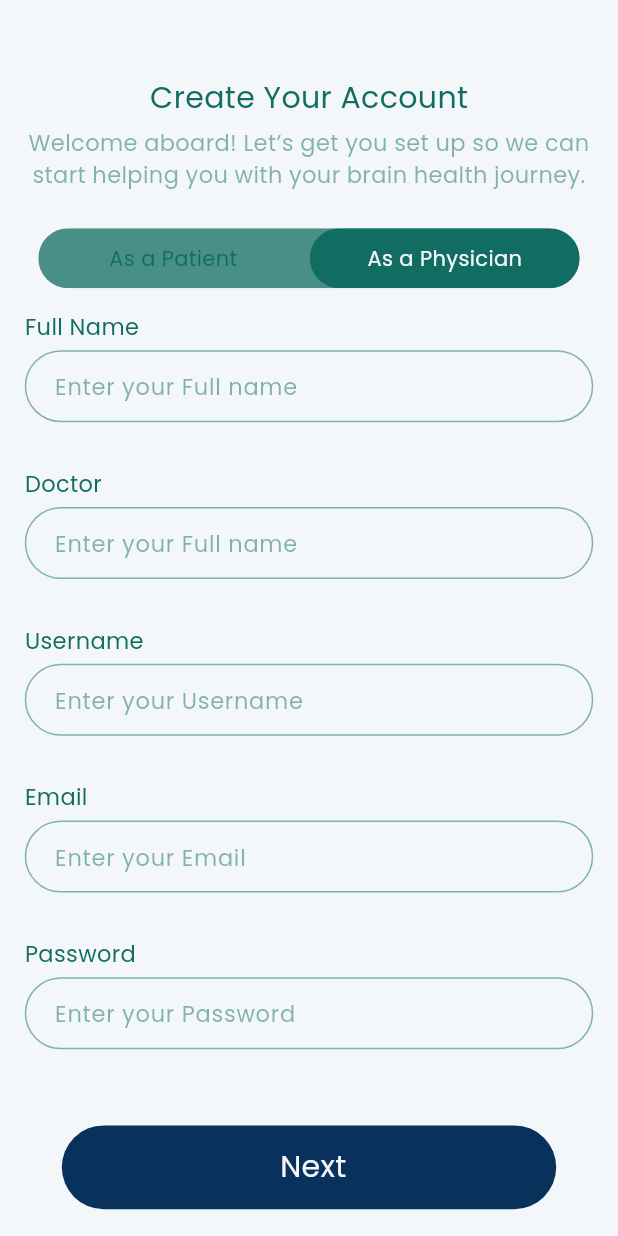
After one commit to 3bdelrahman-ahmed/brain_tumr_detection_app, a Flutter app: the RigesterScreen screen opened by its route, after a tap on "As a Physician", on a phone screen of 412 x 824 dp. The commit adds this screen. Run offline on Flutter 3.47's test engine with Material 3 defaults, Android fonts, the phone set to English and light mode, and no system bars; drawn by our look-alikes of toggle_switch; our stand-ins replace bloc, cached_network_image, flutter_animate, flutter_bloc, flutter_svg, get_it and 1 more.

Commit message:
Finish ui in Register Screen

```diff
--- /dev/null
+++ b/lib/core/components/widgets/custom_text_field.dart
@@ -0,0 +1,61 @@
+import 'package:brain_tumr_detection_app/core/components/widgets/custom_button.dart';
+import 'package:brain_tumr_detection_app/core/utils/extenstions/responsive_design_extenstions.dart';
+import 'package:brain_tumr_detection_app/core/utils/theme/colors/app_colors.dart';
+import 'package:brain_tumr_detection_app/core/utils/theme/text_styles/app_text_styles.dart';
+import 'package:flutter/material.dart';
+
+class CustomTextField extends StatelessWidget {
+  final String hintText;
+  final TextEditingController? controller;
+  final bool obscureText;
+  final TextInputType keyboardType;
+  final IconData? prefixIcon;
+  final IconData? suffixIcon;
+  final VoidCallback? onSuffixTap;
+  final String? Function(String?)? validator;
+  final Function(String)? onChanged;
+
+  const CustomTextField({
+    Key? key,
+    required this.hintText,
+    this.controller,
+    this.obscureText = false,
+    this.keyboardType = TextInputType.text,
+    this.prefixIcon,
+    this.suffixIcon,
+    this.onSuffixTap,
+    this.validator,
+    this.onChanged,
+  }) : super(key: key);
+
+  @override
+  Widget build(BuildContext context) {
+    return TextFormField(
+      controller: controller,
+      obscureText: obscureText,
+      keyboardType: keyboardType,
+      validator: validator,
+      onChanged: onChanged,
+      decoration: InputDecoration(
+        hintText: hintText,
+        hintStyle: AppTextStyles.font15LightGreenW500,
+        prefixIcon: prefixIcon != null ? Icon(prefixIcon) : null,
+        suffixIcon: suffixIcon != null
+            ? GestureDetector(
+          onTap: onSuffixTap,
+          child: Icon(suffixIcon),
+        )
+            : null,
+        enabledBorder: OutlineInputBorder(
+          borderRadius: BorderRadius.circular(30.r),
+          borderSide: BorderSide(color: AppColors.typographyLowOpacity),
+        ),
+        focusedBorder: OutlineInputBorder(
+          borderRadius: BorderRadius.circular(30.r),
+          borderSide: BorderSide(color: AppColors.typographyLowOpacity),
+        ),
+        contentPadding: EdgeInsets.symmetric(horizontal: 16, vertical: 12),
+      ),
+    );
+  }
+}
--- a/lib/core/config/app_routing.dart
+++ b/lib/core/config/app_routing.dart
@@ -1,4 +1,5 @@
 import 'package:brain_tumr_detection_app/features/login/presentation/view/screens/login_screen.dart';
+import 'package:brain_tumr_detection_app/features/register/presentation/view/screens/rigester_screen.dart';
 import 'package:flutter/material.dart';
 import 'package:flutter_animate/flutter_animate.dart';
 import '../../features/onboarding/presentation/view/screens/onboarding_screen.dart';
@@ -8,6 +9,7 @@ class AppRoutes {
   static const String splashScreen = "/splash";
   static const String onBoardingScreen = "/onBoarding";
   static const String loginScreen = "/login";
+  static const String registerScreen = '/rigester';
 }
 class AppRouter {
   static Route<dynamic> animateRouteBuilder(
@@ -36,6 +38,11 @@ class AppRouter {
             const LoginScreen(),
             duration: 300.ms
         );
+      case AppRoutes.registerScreen:
+        return animateRouteBuilder(
+          const RigesterScreen(),
+          duration: 300.ms
+        );
       default:
         return null;
     }
--- /dev/null
+++ b/lib/core/utils/extenstions/validators.dart
@@ -0,0 +1,48 @@
+
+class Validators {
+  Validators._();
+  static String? nameValidate(String? value) {
+    if (value == null || value.isEmpty) {
+      return 'Please enter your name';
+    }
+    return null;
+  }
+  static String? emailValidate(String? value){
+    if (value == null || value.isEmpty) {
+      return 'Please enter an email';
+    }
+    if (!RegExp(r'^[^@]+@[^@]+\.[^@]+').hasMatch(value)) {
+      return 'Please enter a valid email address';
+    }
+    return null;
+  }
+
+  static final RegExp _phoneRegex = RegExp(r'^(01)[0-9]{9}$');
+
+  static String? validatePhone(String? phoneNumber) {
+    if (_phoneRegex.hasMatch(phoneNumber!)) {
+      return null;
+    } else {
+      return 'Invalid Number';
+    }
+  }
+  static String? passwordValidate(String? value) {
+    if (value == null || value.isEmpty) {
+      return 'Please enter a password';
+    }
+    if (value.length < 6) {
+      return 'Password must be at least 6 characters';
+    }
+    return null;
+  }
+
+  static String? confirmPasswordValidate(String? value, String? password) {
+    if (value == null || value.isEmpty) {
+      return 'Please confirm your password';
+    }
+    if (value != password) {
+      return 'Passwords do not match';
+    }
+    return null;
+  }
+}
--- a/lib/core/utils/string/app_string.dart
+++ b/lib/core/utils/string/app_string.dart
@@ -4,6 +4,17 @@ class AppString {
   static const String appName = "NeuroTum AI";
   static const String next = " Next";
   static const String letsStart = "Let’s Start!";
+  static const String createYourAcc = "Create Your Account";
+  static const String welcomeAbroadSentence = "Welcome aboard! Let’s get you "
+      "set up so we can start helping you with your brain health journey.";
+  static const String fullName = "Full Name";
+  static const String enterYourFullName = "Enter your Full name";
+  static const String enterYourUserName = 'Enter your Username';
+  static const String userName = 'Username';
+  static const String email = 'Email';
+  static const String enterYourEmail = 'Enter your Email';
+  static const String password = 'Password';
+  static const String enterYourPassword = 'Enter your Password';
   static const String firstOnBoardingMessage = "Welcome to NeuroTum";
   static const String firstOnBoardingSentence =
       "Hello there! 🌟 You’ve just taken the first step toward understanding your health better."
@@ -31,8 +42,7 @@ class AppString {
       " it’s a great way to get insights and "
       "understand what’s happening. Ready to dive in?";
   static const String fifthOnBoardingMessage = " Privacy First";
-  static const String fifthOnBoardingSentence =
-      "Your privacy matters—always. "
+  static const String fifthOnBoardingSentence = "Your privacy matters—always. "
       "Your data is safe with us, encrypted,"
       " and only shared with your consent."
       " You’re in control, every step of the way.";
--- a/lib/core/utils/theme/colors/app_colors.dart
+++ b/lib/core/utils/theme/colors/app_colors.dart
@@ -10,4 +10,5 @@ class AppColors {
   static const Color navSecondary = Color(0xFF005482);
   static const Color typography = Color(0xFF116D62);
   static const Color smallDetails = Color(0xFF7ED2FF);
+  static Color typographyLowOpacity = Color(0xFF116D62).withOpacity(0.5);
 }
--- a/lib/core/utils/theme/text_styles/app_text_styles.dart
+++ b/lib/core/utils/theme/text_styles/app_text_styles.dart
@@ -13,9 +13,24 @@ class AppTextStyles {
     color: AppColors.typography,
     fontWeight: FontWeight.w400,
   );
+  static  TextStyle font15GreenW500 = const TextStyle(
+    fontSize: 15,
+    color: AppColors.typography,
+    fontWeight: FontWeight.w500,
+  );
   static  TextStyle font20WhiteW500 = const TextStyle(
     fontSize: 20,
     color: AppColors.background,
     fontWeight: FontWeight.w500,
   );
+  static  TextStyle font20GreenW500 = TextStyle(
+    fontSize: 20,
+    color: AppColors.typography,
+    fontWeight: FontWeight.w500,
+  );
+  static  TextStyle font15LightGreenW500 = TextStyle(
+    fontSize: 15,
+    color: AppColors.typographyLowOpacity,
+    fontWeight: FontWeight.w500,
+  );
 }
--- a/lib/features/onboarding/presentation/view/widgets/onboarding_screen_widget.dart
+++ b/lib/features/onboarding/presentation/view/widgets/onboarding_screen_widget.dart
@@ -96,7 +96,7 @@ class OnboardingScreenWidget extends StatelessWidget {
                     onTap: currentIndex != 5
                         ? cubit.nextScreen : () =>
                         Navigator.pushReplacementNamed(
-                            context, AppRoutes.loginScreen)),
+                            context, AppRoutes.registerScreen)),
                 20.toHeight,
               ],
             ),
--- /dev/null
+++ b/lib/features/register/presentation/view/screens/rigester_screen.dart
@@ -0,0 +1,25 @@
+import 'package:brain_tumr_detection_app/core/services/service_locator/service_locator.dart';
+import 'package:brain_tumr_detection_app/core/utils/theme/colors/app_colors.dart';
+import 'package:brain_tumr_detection_app/features/register/presentation/view/widgets/rigester_screen_widget.dart';
+import 'package:brain_tumr_detection_app/features/register/presentation/viewmodel/rigester_screen_cubit.dart';
+import 'package:flutter/material.dart';
+import 'package:flutter_bloc/flutter_bloc.dart';
+
+class RigesterScreen extends StatelessWidget {
+  const RigesterScreen({Key? key}) : super(key: key);
+
+  @override
+  Widget build(BuildContext context) {
+    return Scaffold(
+      backgroundColor: AppColors.background,
+      body: BlocProvider(
+        create: (context) => getIt<RigesterScreenCubit>(),
+        child: BlocBuilder<RigesterScreenCubit, RigesterScreenState>(
+          builder: (context, state) {
+            return RigesterScreenWidget();
+          },
+        ),
+      ),
+    );
+  }
+}
--- /dev/null
+++ b/lib/features/register/presentation/view/widgets/doctor_form.dart
@@ -0,0 +1,79 @@
+import 'package:brain_tumr_detection_app/core/utils/extenstions/responsive_design_extenstions.dart';
+import 'package:brain_tumr_detection_app/features/register/presentation/viewmodel/rigester_screen_cubit.dart';
+import 'package:flutter/material.dart';
+import 'package:flutter_bloc/flutter_bloc.dart';
+import '../../../../../core/components/widgets/custom_text_field.dart';
+import '../../../../../core/utils/extenstions/validators.dart';
+import '../../../../../core/utils/string/app_string.dart';
+import '../../../../../core/utils/theme/text_styles/app_text_styles.dart';
+
+class DoctorForm extends StatelessWidget {
+  const DoctorForm();
+
+  @override
+  Widget build(BuildContext context) {
+    final cubit = context.read<RigesterScreenCubit>();
+
+    return Form(
+      key: cubit.formKey, // Attach Form Key from Cubit
+      child: Column(
+        children: [
+          _buildInputField(
+            label: AppString.fullName,
+            hintText: AppString.enterYourFullName,
+            controller: cubit.fullNameController,
+            validator: Validators.nameValidate,
+          ),
+          _buildInputField(
+            label: "Doctor",
+            hintText: AppString.enterYourFullName,
+            controller: cubit.fullNameController,
+            validator: Validators.nameValidate,
+          ),
+          _buildInputField(
+            label: AppString.userName,
+            hintText: AppString.enterYourUserName,
+            controller: cubit.userNameController,
+            validator: Validators.nameValidate,
+          ),
+          _buildInputField(
+            label: AppString.email,
+            hintText: AppString.enterYourEmail,
+            controller: cubit.emailController,
+            validator: Validators.emailValidate,
+          ),
+          _buildInputField(
+            label: AppString.password,
+            hintText: AppString.enterYourPassword,
+            controller: cubit.passwordController,
+            validator: Validators.passwordValidate,
+            obscureText: true,
+          ),
+        ],
+      ),
+    );
+  }
+
+  Widget _buildInputField({
+    required String label,
+    required String hintText,
+    TextEditingController? controller,
+    String? Function(String?)? validator,
+    bool obscureText = false,
+  }) {
+    return Column(
+      crossAxisAlignment: CrossAxisAlignment.start,
+      children: [
+        Text(label, style: AppTextStyles.font15GreenW500),
+        5.toHeight,
+        CustomTextField(
+          hintText: hintText,
+          controller: controller,
+          validator: validator,
+          obscureText: obscureText,
+        ),
+        30.toHeight,
+      ],
+    );
+  }
+}
--- /dev/null
+++ b/lib/features/register/presentation/view/widgets/patient_column.dart
@@ -0,0 +1,73 @@
+import 'package:brain_tumr_detection_app/core/utils/extenstions/responsive_design_extenstions.dart';
+import 'package:brain_tumr_detection_app/features/register/presentation/viewmodel/rigester_screen_cubit.dart';
+import 'package:flutter/material.dart';
+import 'package:flutter_bloc/flutter_bloc.dart';
+import '../../../../../core/components/widgets/custom_text_field.dart';
+import '../../../../../core/utils/extenstions/validators.dart';
+import '../../../../../core/utils/string/app_string.dart';
+import '../../../../../core/utils/theme/text_styles/app_text_styles.dart';
+
+class PatientFormFields extends StatelessWidget {
+  const PatientFormFields();
+
+  @override
+  Widget build(BuildContext context) {
+    final cubit = context.read<RigesterScreenCubit>();
+
+    return Form(
+      key: cubit.formKey, // Attach Form Key from Cubit
+      child: Column(
+        children: [
+          _buildInputField(
+            label: AppString.fullName,
+            hintText: AppString.enterYourFullName,
+            controller: cubit.fullNameController,
+            validator: Validators.nameValidate,
+          ),
+          _buildInputField(
+            label: AppString.userName,
+            hintText: AppString.enterYourUserName,
+            controller: cubit.userNameController,
+            validator: Validators.nameValidate,
+          ),
+          _buildInputField(
+            label: AppString.email,
+            hintText: AppString.enterYourEmail,
+            controller: cubit.emailController,
+            validator: Validators.emailValidate,
+          ),
+          _buildInputField(
+            label: AppString.password,
+            hintText: AppString.enterYourPassword,
+            controller: cubit.passwordController,
+            validator: Validators.passwordValidate,
+            obscureText: true,
+          ),
+        ],
+      ),
+    );
+  }
+
+  Widget _buildInputField({
+    required String label,
+    required String hintText,
+    TextEditingController? controller,
+    String? Function(String?)? validator,
+    bool obscureText = false,
+  }) {
+    return Column(
+      crossAxisAlignment: CrossAxisAlignment.start,
+      children: [
+        Text(label, style: AppTextStyles.font15GreenW500),
+        5.toHeight,
+        CustomTextField(
+          hintText: hintText,
+          controller: controller,
+          validator: validator,
+          obscureText: obscureText,
+        ),
+        30.toHeight,
+      ],
+    );
+  }
+}
--- /dev/null
+++ b/lib/features/register/presentation/view/widgets/rigester_screen_widget.dart
@@ -0,0 +1,70 @@
+import 'package:brain_tumr_detection_app/core/components/widgets/custom_button.dart';
+import 'package:brain_tumr_detection_app/core/utils/extenstions/nb_extenstions.dart';
+import 'package:brain_tumr_detection_app/core/utils/extenstions/responsive_design_extenstions.dart';
+import 'package:brain_tumr_detection_app/core/utils/string/app_string.dart';
+import 'package:brain_tumr_detection_app/core/utils/theme/text_styles/app_text_styles.dart';
+import 'package:brain_tumr_detection_app/features/register/presentation/view/widgets/doctor_form.dart';
+import 'package:brain_tumr_detection_app/features/register/presentation/view/widgets/patient_column.dart';
+import 'package:flutter/material.dart';
+import 'package:flutter_bloc/flutter_bloc.dart';
+import 'package:toggle_switch/toggle_switch.dart';
+
+import '../../../../../core/utils/theme/colors/app_colors.dart';
+import '../../viewmodel/rigester_screen_cubit.dart';
+
+class RigesterScreenWidget extends StatelessWidget {
+  const RigesterScreenWidget({Key? key}) : super(key: key);
+
+  @override
+  Widget build(BuildContext context) {
+    final cubit = context.read<RigesterScreenCubit>();
+    return SingleChildScrollView(
+      child: Column(
+        children: [
+          Center(
+            child: Text(AppString.createYourAcc, style: AppTextStyles.font20GreenW500),
+          ),
+          5.toHeight,
+          Center(
+            child: Text(
+              AppString.welcomeAbroadSentence,
+              style: AppTextStyles.font15LightGreenW500,
+              textAlign: TextAlign.center,
+            ),
+          ),
+          25.toHeight,
+          _buildToggleSwitch(cubit),
+          15.toHeight,
+          cubit.currentIndex == 0
+              ? PatientFormFields().paddingSymmetric(horizontal: 15.w)
+              : DoctorForm().paddingSymmetric(horizontal: 15.w),
+          20.toHeight,
+          CustomButton(text: AppString.next, onTap: () => cubit.register()),
+        ],
+      ).paddingOnly(top: 50.h),
+    );
+  }
+}
+
+Widget _buildToggleSwitch(cubit){
+  return ToggleSwitch(
+    minWidth: 180.0,
+    cornerRadius: 30.0,
+    activeBgColors: [
+      [AppColors.typography],
+      [AppColors.typography]
+    ],
+    activeFgColor: AppColors.background,
+    inactiveBgColor: AppColors.typographyLowOpacity,
+    inactiveFgColor: AppColors.typography,
+    initialLabelIndex: cubit.currentIndex,
+    totalSwitches: 2,
+    labels: ['As a Patient', 'As a Physician'],
+    radiusStyle: true,
+    animate: true,
+    animationDuration: 200,
+    onToggle: (index){
+      cubit.changeForm(index);
+    },
+  );
+}
--- /dev/null
+++ b/lib/features/register/presentation/viewmodel/rigester_screen_cubit.dart
@@ -0,0 +1,36 @@
+import 'package:bloc/bloc.dart';
+import 'package:flutter/material.dart';
+import 'package:injectable/injectable.dart';
+
+part 'rigester_screen_state.dart';
+@injectable
+class RigesterScreenCubit extends Cubit<RigesterScreenState> {
+  RigesterScreenCubit() : super(RigesterScreenInitial());
+  final formKey = GlobalKey<FormState>();
+
+  final fullNameController = TextEditingController();
+  final userNameController = TextEditingController();
+  final emailController = TextEditingController();
+  final passwordController = TextEditingController();
+   int? currentIndex = 0;
+  void register(){
+    if (formKey.currentState!.validate()) {
+      print("Form is valid! Proceed with registration...");
+      close();
+    } else {
+      print("Form is not valid");
+    }
+  }
+   void changeForm(int? index){
+     currentIndex = index;
+    emit(RigesterScreenChangePage());
+   }
+  @override
+  Future<void> close() {
+    fullNameController.dispose();
+    userNameController.dispose();
+    emailController.dispose();
+    passwordController.dispose();
+    return super.close();
+  }
+}
--- /dev/null
+++ b/lib/features/register/presentation/viewmodel/rigester_screen_state.dart
@@ -0,0 +1,8 @@
+part of 'rigester_screen_cubit.dart';
+
+@immutable
+sealed class RigesterScreenState {}
+
+final class RigesterScreenInitial extends RigesterScreenState {}
+
+final class RigesterScreenChangePage extends RigesterScreenState {}
--- a/pubspec.yaml
+++ b/pubspec.yaml
@@ -34,7 +34,8 @@ dependencies:
   # API calls
   dio: ^5.8.0+1
   pretty_dio_logger: ^1.4.0
-
+  #switch
+  toggle_switch: ^2.3.0
   # Bloc
   flutter_bloc: ^9.0.0
   bloc: ^9.0.0
```
Also changed, not shown: lib/core/services/service_locator/service_locator.config.dart, pubspec.lock.
